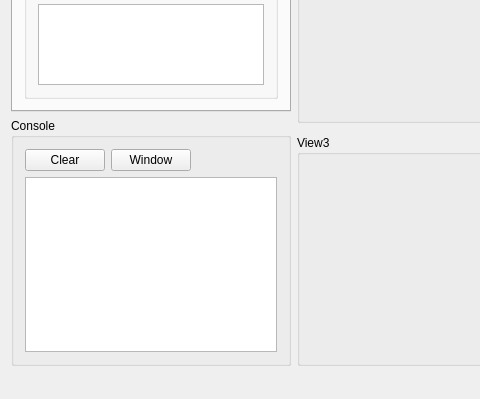
This is mainwindow.ui in igreench/fish-tracker as Qt 5 draws it before an edit; both pictures show x 0 to 480 and y 392 to 791 of the 696 by 791 pixel window. The edited form follows.
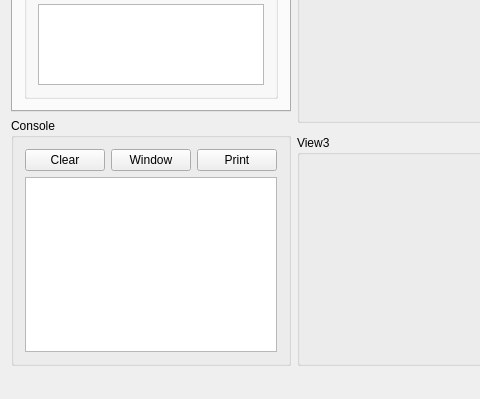
This is the edited form.

```diff
--- a/mainwindow.ui
+++ b/mainwindow.ui
@@ -1431,6 +1431,13 @@
              </property>
             </widget>
            </item>
+           <item>
+            <widget class="QPushButton" name="pushButton_12">
+             <property name="text">
+              <string>Print</string>
+             </property>
+            </widget>
+           </item>
            <item>
             <spacer name="horizontalSpacer_11">
              <property name="orientation">
```
